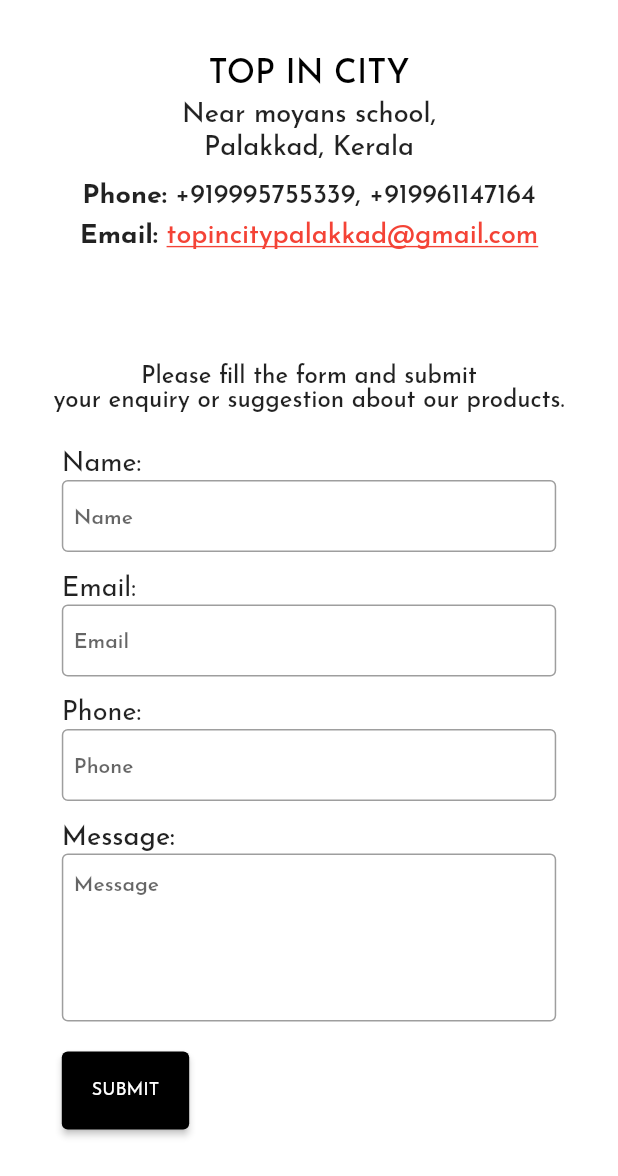
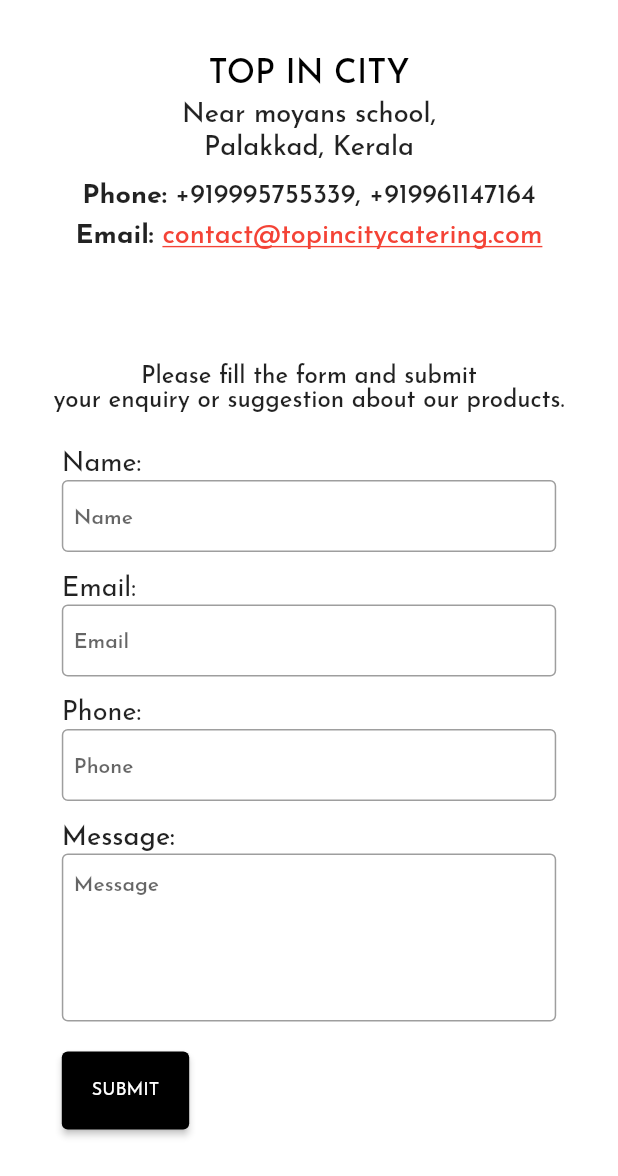
Before and after one commit to aswanath/top_in_city, a Flutter app: the ContactScreenMobile widget shown alone on an empty page, opened directly, on a phone screen of 412 x 824 dp. Shown: the top 1176 px of the screen. Run offline on Flutter 3.47's test engine with Material 2 defaults, Android fonts, the phone set to English and light mode, and no system bars; drawn by our look-alikes of auto_size_text; our stand-ins replace carousel_slider, flutter_bloc, simple_gradient_text; missing offline and left inert: gsheets, seo_renderer; statements that could not run were skipped; key blocks and very long unbroken strings in the code were emptied for the run.

Commit message:
Changed email address to professional

```diff
--- a/lib/core/helpers/email_helper.dart
+++ b/lib/core/helpers/email_helper.dart
@@ -8,5 +8,5 @@ Future<void> launchAnyUrl(Uri url) async {
 
 final Uri emailLaunchUri = Uri(
   scheme: 'mailto',
-  path: 'topincitypalakkad@gmail.com',
+  path: 'contact@topincitycatering.com',
 );
--- a/lib/modules/contact/presentation/screen/contact_screen_mobile.dart
+++ b/lib/modules/contact/presentation/screen/contact_screen_mobile.dart
@@ -130,9 +130,9 @@ class _ContactScreenMobileState extends State<ContactScreenMobile> with Validato
                           child: GestureDetector(
                             onTap: () => launchAnyUrl(emailLaunchUri),
                             child: TextRenderer(
-                              text: "topincitypalakkad@gmail.com",
+                              text: "contact@topincitycatering.com",
                               child: Text(
-                                "topincitypalakkad@gmail.com",
+                                "contact@topincitycatering.com",
                                 style: Theme.of(context).textTheme.bodyMedium!.copyWith(
                                       height: 1.2,
                                       color: Colors.red,
--- a/lib/modules/contact/presentation/screen/contact_screen_web.dart
+++ b/lib/modules/contact/presentation/screen/contact_screen_web.dart
@@ -137,9 +137,9 @@ class _ContactScreenWebState extends State<ContactScreenWeb> with ValidatorMixin
                           child: GestureDetector(
                             onTap: () => launchAnyUrl(emailLaunchUri),
                             child: TextRenderer(
-                              text: "topincitypalakkad@gmail.com",
+                              text: "contact@topincitycatering.com",
                               child: Text(
-                                "topincitypalakkad@gmail.com",
+                                "contact@topincitycatering.com",
                                 style: Theme.of(context).textTheme.bodyMedium!.copyWith(
                                       height: 1.2,
                                       color: Colors.red,
--- a/lib/modules/core/widgets/footer_widget.dart
+++ b/lib/modules/core/widgets/footer_widget.dart
@@ -129,13 +129,13 @@ class Footer extends StatelessWidget {
                       ],
                     ),
                     TextRenderer(
-                      text: 'Email: topincitypalakkad@gmail.com',
+                      text: 'Email: contact@topincitycatering.com',
                       child: SelectionArea(
                         child: MouseRegion(
                           child: InkWell(
                             onTap: () => launchAnyUrl(emailLaunchUri),
                             child: Text(
-                              'Email: topincitypalakkad@gmail.com',
+                              'Email: contact@topincitycatering.com',
                               style: Theme.of(context).textTheme.bodySmall!.copyWith(
                                     fontSize: addressFontSize,
                                     decoration: TextDecoration.underline,
--- a/lib/modules/menu/presentation/screen/menu_screen_mobile.dart
+++ b/lib/modules/menu/presentation/screen/menu_screen_mobile.dart
@@ -137,7 +137,7 @@ class _MenuScreenMobileState extends State<MenuScreenMobile> {
                                 isMalayalam ? malayalamItemList[textIndex].trim() : englishItemList[textIndex].trim(),
                                 style: isMalayalam
                                     ? Theme.of(context).textTheme.headlineLarge!.copyWith(
-                                          fontSize: 18,
+                                          fontSize: 14,
                                           height: 1.5,
                                           fontWeight: FontWeight.w900,
                                           color: Colors.black,
```
